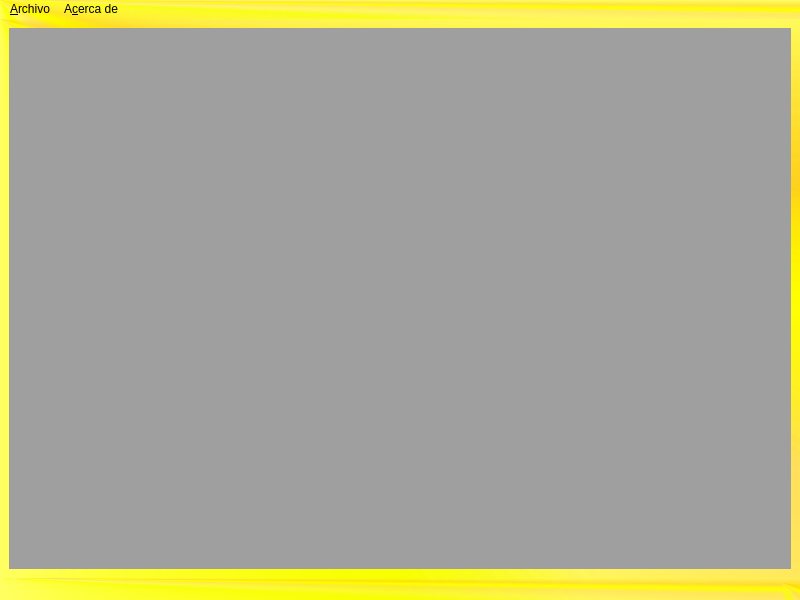
Before: the Qt Designer form askme.ui in ArielFLores5/Askme, drawn with Qt 5.
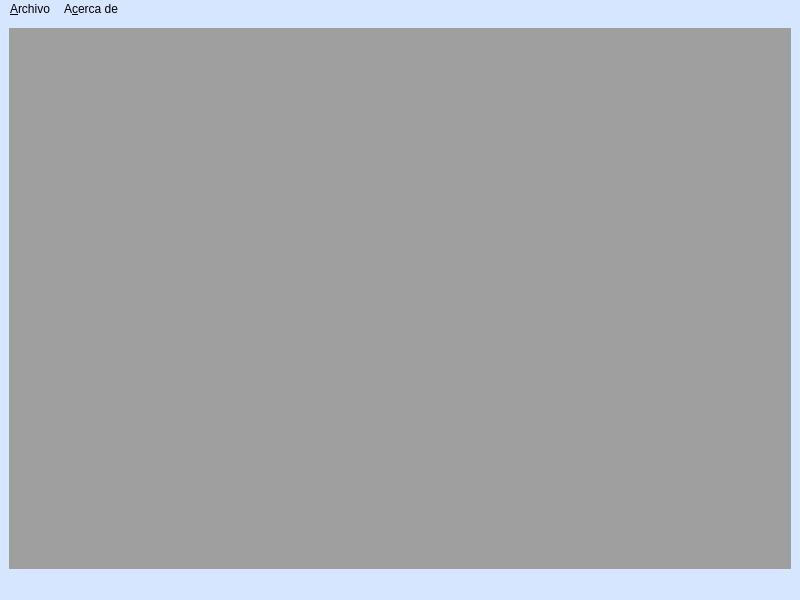
After: the same form once the commit is applied.

The edit to the form file:
```diff
--- a/askme.ui
+++ b/askme.ui
@@ -14,8 +14,7 @@
    <string>Askme</string>
   </property>
   <property name="styleSheet">
-   <string notr="true">background-color: rgb(228, 237, 255);
-background-color: qconicalgradient(cx:0, cy:0, angle:135, stop:0 rgba(255, 255, 0, 69), stop:0.375 rgba(255, 255, 0, 69), stop:0.423533 rgba(251, 255, 0, 145), stop:0.45 rgba(247, 255, 0, 208), stop:0.477581 rgba(255, 244, 71, 130), stop:0.518717 rgba(255, 218, 71, 130), stop:0.55 rgba(255, 255, 0, 255), stop:0.57754 rgba(255, 203, 0, 130), stop:0.625 rgba(255, 255, 0, 69), stop:1 rgba(255, 255, 0, 69));</string>
+   <string notr="true">background-color: rgb(215, 230, 255);</string>
   </property>
   <widget class="QWidget" name="centralwidget">
    <layout class="QHBoxLayout" name="horizontalLayout">
```
